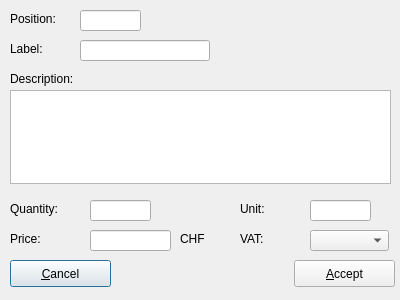
Qt form trunk/ui/doceditposition.ui (BackupTheBerlios/first4-svn) before a commit.
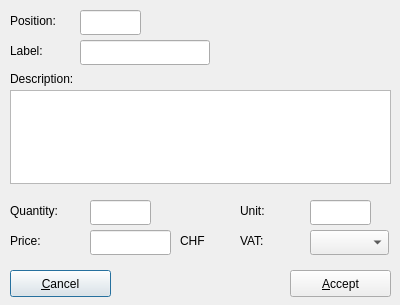
The same form after that commit. Icons and pictures are not drawn.

The edit to the form file:
```diff
--- a/trunk/ui/doceditposition.ui
+++ b/trunk/ui/doceditposition.ui
@@ -6,7 +6,7 @@
     <x>0</x>
     <y>0</y>
     <width>400</width>
-    <height>300</height>
+    <height>305</height>
    </rect>
   </property>
   <property name="windowTitle" >
@@ -19,7 +19,7 @@
    <property name="geometry" >
     <rect>
      <x>10</x>
-     <y>260</y>
+     <y>270</y>
      <width>101</width>
      <height>27</height>
     </rect>
@@ -34,8 +34,8 @@
   <widget class="QPushButton" name="btnaccept" >
    <property name="geometry" >
     <rect>
-     <x>294</x>
-     <y>260</y>
+     <x>290</x>
+     <y>270</y>
      <width>101</width>
      <height>27</height>
     </rect>
@@ -52,8 +52,8 @@
     <rect>
      <x>10</x>
      <y>10</y>
-     <width>56</width>
-     <height>17</height>
+     <width>61</width>
+     <height>21</height>
     </rect>
    </property>
    <property name="text" >
@@ -65,8 +65,8 @@
     <rect>
      <x>10</x>
      <y>40</y>
-     <width>56</width>
-     <height>17</height>
+     <width>61</width>
+     <height>21</height>
     </rect>
    </property>
    <property name="text" >
@@ -91,8 +91,8 @@
     <rect>
      <x>10</x>
      <y>230</y>
-     <width>56</width>
-     <height>17</height>
+     <width>71</width>
+     <height>21</height>
     </rect>
    </property>
    <property name="text" >
@@ -104,8 +104,8 @@
     <rect>
      <x>10</x>
      <y>200</y>
-     <width>56</width>
-     <height>17</height>
+     <width>71</width>
+     <height>21</height>
     </rect>
    </property>
    <property name="text" >
@@ -117,8 +117,8 @@
     <rect>
      <x>240</x>
      <y>230</y>
-     <width>56</width>
-     <height>17</height>
+     <width>61</width>
+     <height>21</height>
     </rect>
    </property>
    <property name="text" >
@@ -130,8 +130,8 @@
     <rect>
      <x>240</x>
      <y>200</y>
-     <width>56</width>
-     <height>17</height>
+     <width>61</width>
+     <height>21</height>
     </rect>
    </property>
    <property name="text" >
@@ -144,7 +144,7 @@
      <x>80</x>
      <y>40</y>
      <width>130</width>
-     <height>21</height>
+     <height>25</height>
     </rect>
    </property>
   </widget>
@@ -164,7 +164,7 @@
      <x>310</x>
      <y>200</y>
      <width>61</width>
-     <height>21</height>
+     <height>25</height>
     </rect>
    </property>
   </widget>
@@ -174,7 +174,7 @@
      <x>180</x>
      <y>230</y>
      <width>41</width>
-     <height>17</height>
+     <height>21</height>
     </rect>
    </property>
    <property name="text" >
@@ -187,7 +187,7 @@
      <x>90</x>
      <y>200</y>
      <width>61</width>
-     <height>21</height>
+     <height>25</height>
     </rect>
    </property>
    <property name="alignment" >
@@ -200,7 +200,7 @@
      <x>90</x>
      <y>230</y>
      <width>81</width>
-     <height>21</height>
+     <height>25</height>
     </rect>
    </property>
    <property name="text" >
@@ -219,7 +219,7 @@
      <x>80</x>
      <y>10</y>
      <width>61</width>
-     <height>21</height>
+     <height>25</height>
     </rect>
    </property>
   </widget>
@@ -229,7 +229,7 @@
      <x>310</x>
      <y>230</y>
      <width>79</width>
-     <height>21</height>
+     <height>25</height>
     </rect>
    </property>
   </widget>
```
